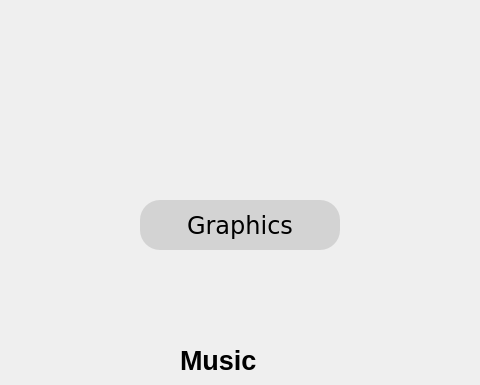
First picture: the form in RoboArena2/MenuAssets/SettingsMenu.ui, repository Mesaying/Roboarena2023Team3, before the edit; both pictures show x 260 to 740 and y 0 to 385 of the 1000 by 1000 pixel window.
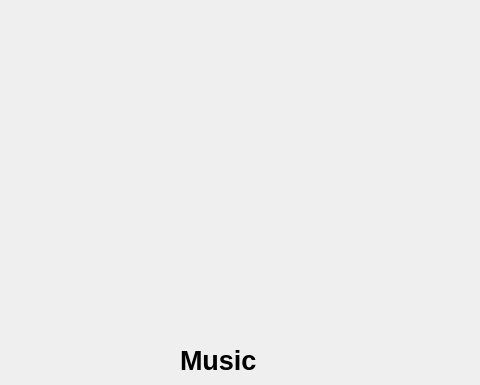
Second picture: the form after the edit.

Commit message: Menu Adjustments

Patch:
```diff
--- a/RoboArena2/MenuAssets/SettingsMenu.ui
+++ b/RoboArena2/MenuAssets/SettingsMenu.ui
@@ -17,36 +17,6 @@
    <bool>true</bool>
   </property>
   <widget class="QWidget" name="centralwidget">
-   <widget class="QPushButton" name="GraphicsButton">
-    <property name="geometry">
-     <rect>
-      <x>400</x>
-      <y>200</y>
-      <width>200</width>
-      <height>50</height>
-     </rect>
-    </property>
-    <property name="styleSheet">
-     <string notr="true">QPushButton {
-        background-color: lightgray;
-        font-family: Verdana;
-        font-size: 24px;
-        border-radius: 20px;
-        min-width: 200px; /* Set the minimum width */
-        min-height: 50px; /* Set the minimum height */
-		position: absolute;
-   		 left: 100px;
-   		 top: 200px;
-    }
-
-    QPushButton:hover {
-        background-color: rgb(203, 255, 255);
-}</string>
-    </property>
-    <property name="text">
-     <string>Graphics</string>
-    </property>
-   </widget>
    <widget class="QPushButton" name="BackButton">
     <property name="geometry">
      <rect>
```
The commit also changes 5 other files.
